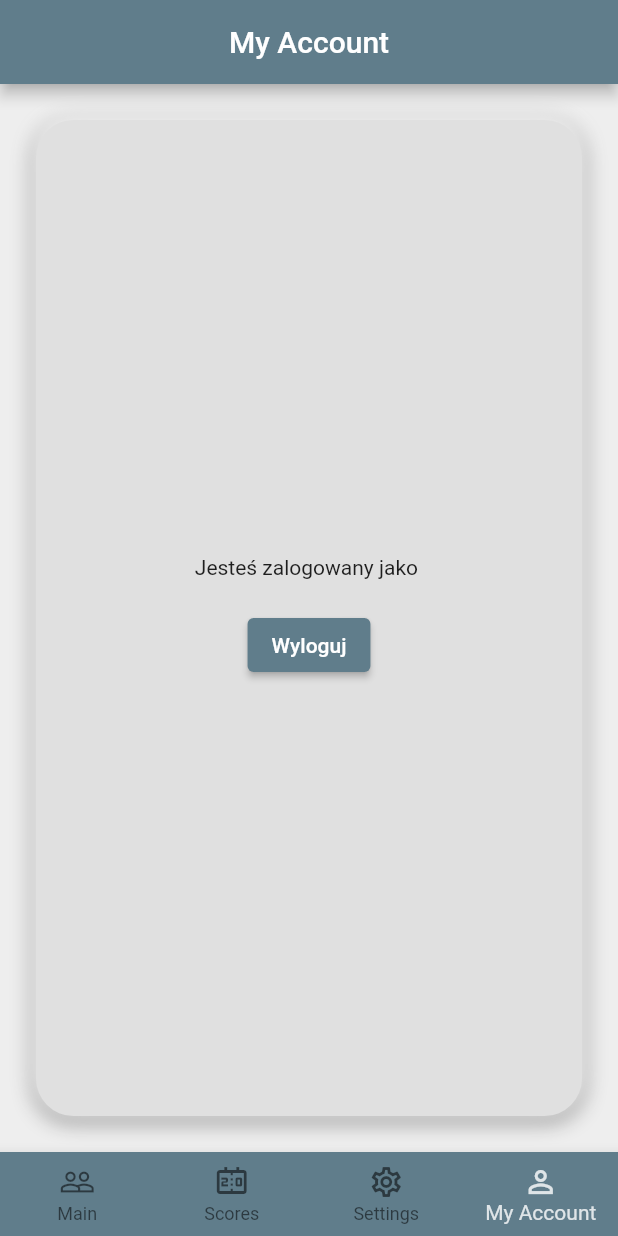
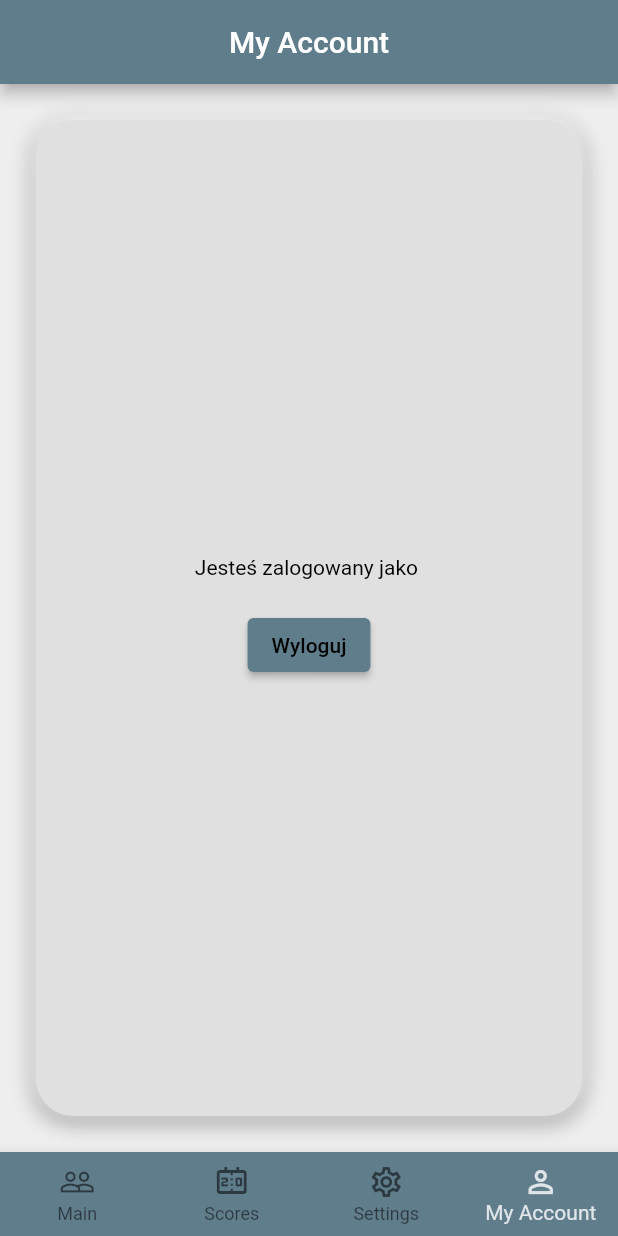
Before and after one commit to Jerszynski/dart_counter, a Flutter app: the screen it shows once a user with an empty profile is signed in, item 4 of the bottom bar chosen, after a tap on "Wyloguj", on a phone screen of 412 x 824 dp. Run offline on Flutter 3.47's test engine with Material 2 defaults, Android fonts, the phone set to English and light mode, and no system bars; our stand-ins replace bloc, cloud_firestore, firebase_auth, firebase_core, flutter_bloc, flutter_switch; accounts and stored records are empty; network calls fail.

Commit message:
Add SignOut and Registration to root_cubit. Translate few words to english.

```diff
--- a/lib/app/cubit/root_cubit.dart
+++ b/lib/app/cubit/root_cubit.dart
@@ -20,6 +20,14 @@ class RootCubit extends Cubit<RootState> {
 
   Future<void> signOut() async {
     FirebaseAuth.instance.signOut();
+  }
+
+  Future<void> registration(
+      {required String email, required String password}) async {
+    await FirebaseAuth.instance.createUserWithEmailAndPassword(
+      email: email,
+      password: password,
+    );
   }
 
   Future<void> start() async {
--- a/lib/app/login/login_page.dart
+++ b/lib/app/login/login_page.dart
@@ -1,5 +1,7 @@
+import 'package:dart_counter/app/cubit/root_cubit.dart';
 import 'package:firebase_auth/firebase_auth.dart';
 import 'package:flutter/material.dart';
+import 'package:flutter_bloc/flutter_bloc.dart';
 
 class LoginPage extends StatefulWidget {
   LoginPage({
@@ -26,9 +28,7 @@ class _LoginPageState extends State<LoginPage> {
           child: Column(
             mainAxisAlignment: MainAxisAlignment.center,
             children: [
-              Text(isCreatingAccount == true
-                  ? 'Zarejestruj się'
-                  : 'Zaloguj się'),
+              Text(isCreatingAccount == true ? 'Registration' : 'Log in'),
               const SizedBox(height: 20),
               TextField(
                 controller: widget.emailController,
@@ -36,7 +36,7 @@ class _LoginPageState extends State<LoginPage> {
               ),
               TextField(
                 controller: widget.passwordController,
-                decoration: const InputDecoration(hintText: 'Hasło'),
+                decoration: const InputDecoration(hintText: 'Password'),
                 obscureText: true,
               ),
               const SizedBox(height: 20),
@@ -47,11 +47,10 @@ class _LoginPageState extends State<LoginPage> {
                   if (isCreatingAccount == true) {
                     //rejestracja
                     try {
-                      await FirebaseAuth.instance
-                          .createUserWithEmailAndPassword(
-                        email: widget.emailController.text,
-                        password: widget.passwordController.text,
-                      );
+                      context.read<RootCubit>().registration(
+                            email: widget.emailController.text,
+                            password: widget.passwordController.text,
+                          );
                     } catch (error) {
                       setState(() {
                         errorMessage = error.toString();
@@ -71,9 +70,8 @@ class _LoginPageState extends State<LoginPage> {
                     }
                   }
                 },
-                child: Text(isCreatingAccount == true
-                    ? 'Zarejestruj się'
-                    : 'Zaloguj się'),
+                child:
+                    Text(isCreatingAccount == true ? 'Registration' : 'Log in'),
               ),
               const SizedBox(height: 20),
               if (isCreatingAccount == false) ...[
@@ -83,7 +81,7 @@ class _LoginPageState extends State<LoginPage> {
                       isCreatingAccount = true;
                     });
                   },
-                  child: const Text('Utwórz konto'),
+                  child: const Text('Create account'),
                 ),
               ],
               if (isCreatingAccount == true) ...[
@@ -93,7 +91,7 @@ class _LoginPageState extends State<LoginPage> {
                       isCreatingAccount = false;
                     });
                   },
-                  child: const Text('Masz już konto?'),
+                  child: const Text('Already have an account?'),
                 ),
               ]
             ],
--- a/lib/main.dart
+++ b/lib/main.dart
@@ -11,7 +11,8 @@ void main() async {
   );
   runApp(
     MaterialApp(
-      title: 'Simple Dart Counter for 2 ppl.',
+      debugShowCheckedModeBanner: false,
+      title: 'Simple Dart Counter',
       theme: ThemeData(
         primarySwatch: Colors.blueGrey,
       ),
--- a/lib/my_account/my_account_content.dart
+++ b/lib/my_account/my_account_content.dart
@@ -1,10 +1,7 @@
 import 'package:dart_counter/app/cubit/root_cubit.dart';
+import 'package:dart_counter/settings_content/settings_content.dart';
 import 'package:flutter/material.dart';
 import 'package:flutter_bloc/flutter_bloc.dart';
-
-bool dateStatus = false;
-bool deleteStatus = false;
-bool darkMode = false;
 
 class MyAccountPageContent extends StatelessWidget {
   const MyAccountPageContent({
@@ -51,13 +48,23 @@ class MyAccountPageContent extends StatelessWidget {
                   child: Column(
                     mainAxisAlignment: MainAxisAlignment.center,
                     children: [
-                      Text('Jesteś zalogowany jako $email'),
+                      Text(
+                        'Jesteś zalogowany jako $email',
+                        style: TextStyle(
+                          color: darkMode ? Colors.white : Colors.black,
+                        ),
+                      ),
                       const SizedBox(height: 20),
                       ElevatedButton(
                         onPressed: () {
                           context.read<RootCubit>().signOut();
                         },
-                        child: const Text('Wyloguj'),
+                        child: Text(
+                          'Wyloguj',
+                          style: TextStyle(
+                            color: darkMode ? Colors.white : Colors.black,
+                          ),
+                        ),
                       ),
                     ],
                   ),
```
Also changed, not shown: pubspec.yaml (+4 -4 lines), pubspec.lock, 1 other file.
